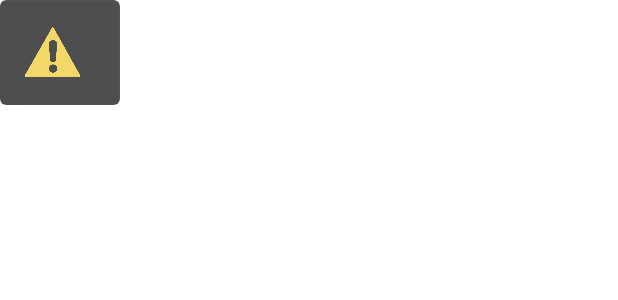
After one commit to Maxteusz/GDE_Mobile, an Android app: the layout custom_toast_layout.xml on its own in the app's theme, with its tools: preview values and no code run, on a phone screen of 412 x 824 dp. The commit adds this screen. Shown: the top 300 px of the screen. Run offline under Robolectric (Android 15) with nearby library versions, the phone set to English and light mode, and no system bars; Roboto replaces fonts that are not available here.

Commit message:
Improve Toast View

```diff
--- a/app/src/main/java/com/example/gdemobile/ui/cargoList/dialogs/ConfirmDocumentDialog.kt
+++ b/app/src/main/java/com/example/gdemobile/ui/cargoList/dialogs/ConfirmDocumentDialog.kt
@@ -15,7 +15,9 @@ import com.example.gdemobile.R
 import com.example.gdemobile.databinding.ConfirmDialogBinding
 import com.example.gdemobile.ui.StateResponse
 import com.example.gdemobile.ui.cargoList.InssuingCargoListViewModel
+import com.example.gdemobile.utils.CustomToast
 import com.example.gdemobile.utils.ExtensionFunction.Companion.showToast
+import com.example.gdemobile.utils.ToastMessages
 import kotlinx.coroutines.launch
 
 
@@ -65,13 +67,13 @@ class ConfirmDocumentDialog : DialogFragment(), StateResponse {
     }
 
     override suspend fun OnError(message: String) {
-        showToast(message)
+        context?.let { CustomToast.showToast(it,message, CustomToast.Type.Error) }
         dismiss()
 
     }
 
     override fun  OnSucces() {
-        showToast("Dokument zatwierdzony")
+        context?.let { CustomToast.showToast(it,ToastMessages.correctConfimDocument,CustomToast.Type.Information) }
         dismiss()
         activity?.finish()
 
--- a/app/src/main/java/com/example/gdemobile/ui/cargoList/fragments/ScanBarcodeFragment.kt
+++ b/app/src/main/java/com/example/gdemobile/ui/cargoList/fragments/ScanBarcodeFragment.kt
@@ -176,12 +176,14 @@ class ScanBarcodeFragment : Fragment(), StateResponse {
 
     override fun OnSucces() {
         binding.loadinglayout.root.visibility = View.GONE
+        sharedViewModel.isRequiredLoadData.value = true
         viewLifecycleOwner.lifecycleScope.launch {
             withContext(coroutineContext) {
                 cargo = deffered.await()
                 val data = Bundle()
                 data.putString(NamesSharedVariable.idDocument, idDocument)
                 data.putSerializable(NamesSharedVariable.cargo, cargo)
+                view
                 findNavController().navigate(
                     R.id.action_scanBarcodeFragment_to_amountCargoDialog,
                     data
--- /dev/null
+++ b/app/src/main/java/com/example/gdemobile/utils/ToastMessages.kt
@@ -0,0 +1,6 @@
+package com.example.gdemobile.utils
+
+object ToastMessages {
+    var correctConfimDocument = "Dokument zatwierdzono poprawnie"
+    var correctCargoAdded = "Towar dodany pomyślnie"
+}
--- /dev/null
+++ b/app/src/main/res/layout/custom_toast_layout.xml
@@ -0,0 +1,52 @@
+<layout xmlns:android="http://schemas.android.com/apk/res/android"
+    xmlns:app="http://schemas.android.com/apk/res-auto">
+
+    <data>
+
+        <variable
+            name="toastMessage"
+            type="String" />
+    </data>
+
+    <LinearLayout
+        android:layout_width="wrap_content"
+        android:layout_height="wrap_content"
+
+        android:orientation="vertical">
+
+        <com.google.android.material.card.MaterialCardView
+            android:layout_width="match_parent"
+            android:layout_height="match_parent"
+            android:alpha="0.65"
+            android:backgroundTint="@color/black">
+
+            <LinearLayout
+                android:layout_width="match_parent"
+                android:layout_height="match_parent"
+                android:layout_margin="10dp"
+                android:orientation="horizontal">
+
+                <ImageView
+                    android:id="@+id/icon"
+                    android:layout_width="50dp"
+                    android:layout_height="50dp"
+                    android:layout_gravity="center_vertical"
+                    android:alpha="1.0"
+                    android:background="@android:color/transparent"
+                    android:src="@drawable/warning_icon">
+                </ImageView>
+
+                <TextView
+                    android:id="@+id/customToastMessage"
+                    android:layout_width="wrap_content"
+                    android:layout_height="wrap_content"
+                    android:layout_marginLeft="10dp"
+                    android:layout_gravity="center"
+                    android:text="@{toastMessage}"
+                    android:textColor="@color/white"
+                    android:textSize="16sp" />
+            </LinearLayout>
+        </com.google.android.material.card.MaterialCardView>
+
+    </LinearLayout>
+</layout>
```
Also changed, not shown: app/src/main/java/com/example/gdemobile/ui/cargoList/dialogs/AmountCargoDialog.kt (+15 -5 lines), app/src/main/java/com/example/gdemobile/utils/CustomToast.kt (added, +42 -0 lines), app/src/main/res/drawable/information_icon.png (added), app/src/main/res/drawable/warning_icon.png (added).
